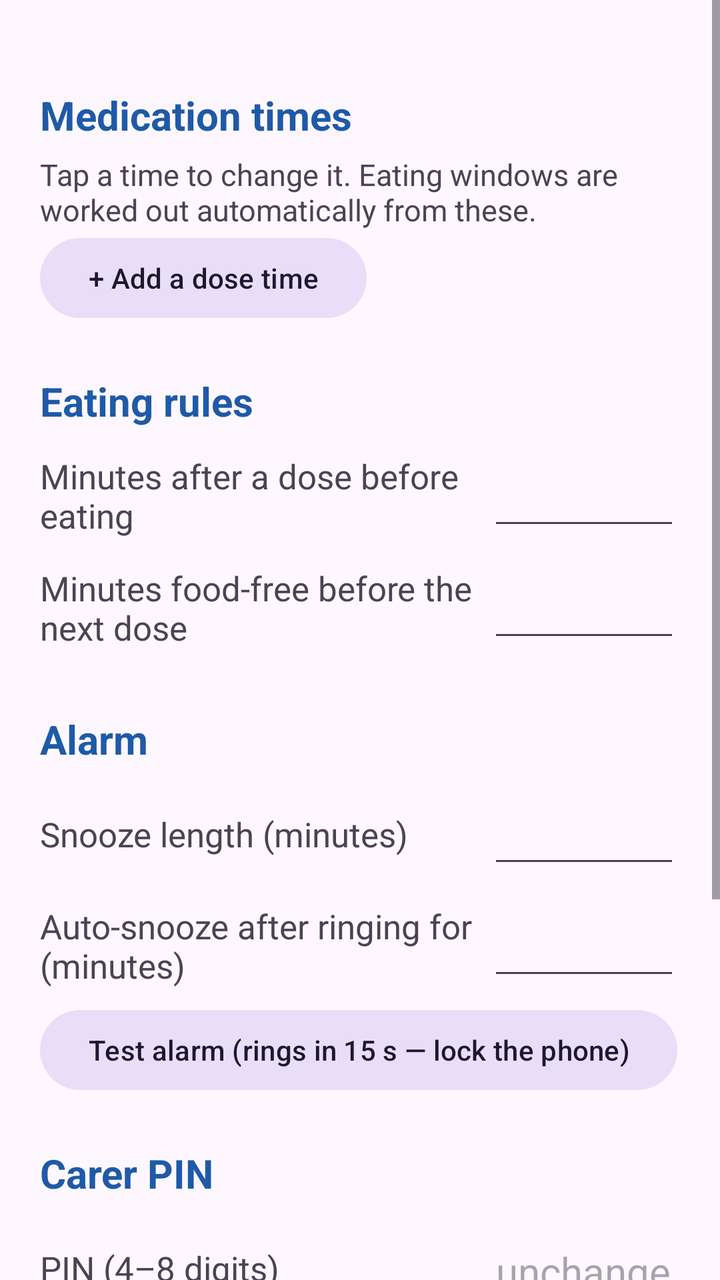
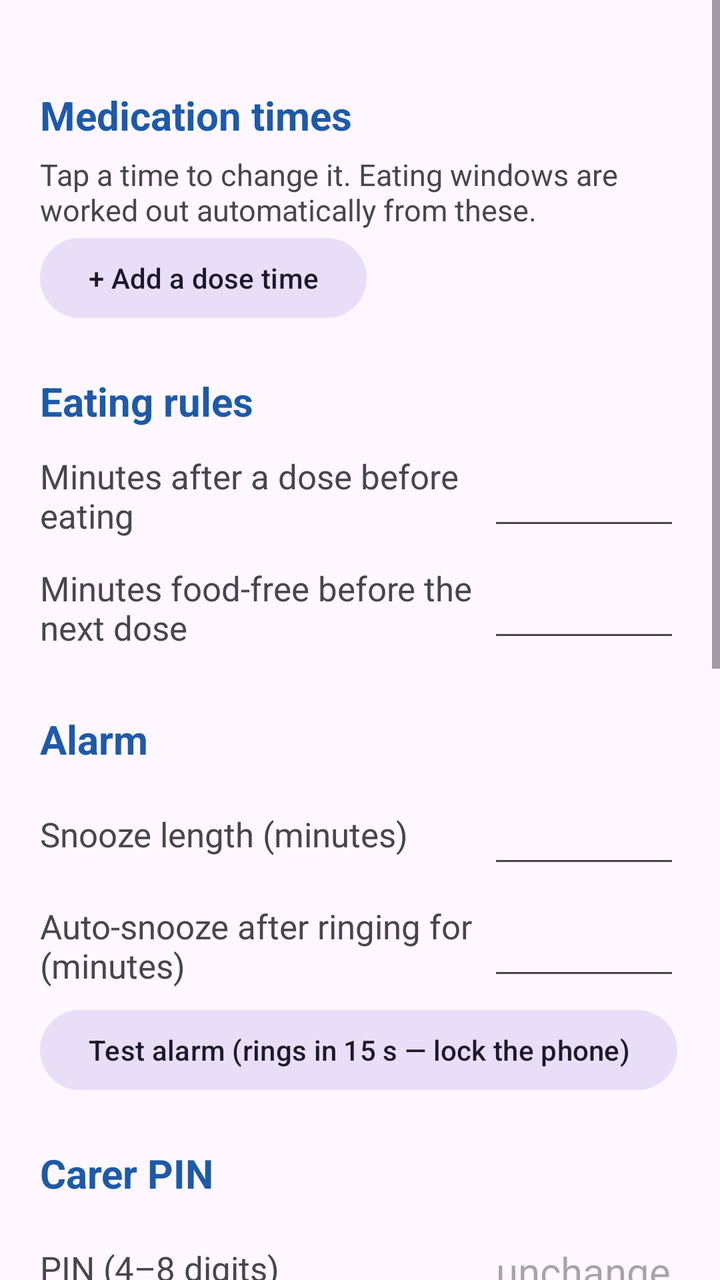

The first picture is an Android layout as it rendered before a commit; the second is the same layout after the commit. The layout source and the unified diff follow.
<!-- AndroidManifest.xml: activity theme Theme.PillGuard.WithBar -->
<!-- res/layout/activity_settings.xml -->
<?xml version="1.0" encoding="utf-8"?>
<ScrollView xmlns:android="http://schemas.android.com/apk/res/android"
    android:layout_width="match_parent"
    android:layout_height="match_parent">

    <LinearLayout
        android:layout_width="match_parent"
        android:layout_height="wrap_content"
        android:orientation="vertical"
        android:padding="20dp">

        <TextView style="@style/SettingsHeader" android:text="Medication times" />
        <TextView
            android:layout_width="match_parent"
            android:layout_height="wrap_content"
            android:textSize="15sp"
            android:text="Tap a time to change it. Eating windows are worked out automatically from these." />
        <LinearLayout
            android:id="@+id/doseTimes"
            android:layout_width="match_parent"
            android:layout_height="wrap_content"
            android:orientation="vertical" />
        <Button
            android:id="@+id/btnAddDose"
            style="@style/Widget.Material3.Button.TonalButton"
            android:layout_width="wrap_content"
            android:layout_height="wrap_content"
            android:textAllCaps="false"
            android:text="+ Add a dose time" />

        <TextView style="@style/SettingsHeader" android:text="Eating rules" />
        <LinearLayout style="@style/SettingsRow">
            <TextView style="@style/SettingsLabel" android:text="Minutes after a dose before eating" />
            <EditText android:id="@+id/eatAfter" style="@style/SettingsNumber" />
        </LinearLayout>
        <LinearLayout style="@style/SettingsRow">
            <TextView style="@style/SettingsLabel" android:text="Minutes food-free before the next dose" />
            <EditText android:id="@+id/eatBefore" style="@style/SettingsNumber" />
        </LinearLayout>

        <TextView style="@style/SettingsHeader" android:text="Alarm" />
        <LinearLayout style="@style/SettingsRow">
            <TextView style="@style/SettingsLabel" android:text="Snooze length (minutes)" />
            <EditText android:id="@+id/snooze" style="@style/SettingsNumber" />
        </LinearLayout>
        <LinearLayout style="@style/SettingsRow">
            <TextView style="@style/SettingsLabel" android:text="Auto-snooze after ringing for (minutes)" />
            <EditText android:id="@+id/ringTimeout" style="@style/SettingsNumber" />
        </LinearLayout>
        <Button
            android:id="@+id/btnTestAlarm"
            style="@style/Widget.Material3.Button.TonalButton"
            android:layout_width="wrap_content"
            android:layout_height="wrap_content"
            android:textAllCaps="false"
            android:text="Test alarm (rings in 15 s — lock the phone)" />

        <TextView style="@style/SettingsHeader" android:text="Carer PIN" />
        <LinearLayout style="@style/SettingsRow">
            <TextView style="@style/SettingsLabel" android:text="PIN (4–8 digits)" />
            <EditText
                android:id="@+id/pin"
                style="@style/SettingsNumber"
                android:inputType="numberPassword"
                android:hint="unchanged" />
        </LinearLayout>

        <TextView style="@style/SettingsHeader" android:text="QR code" />
        <TextView
            android:id="@+id/qrInfo"
            android:layout_width="match_parent"
            android:layout_height="wrap_content"
            android:textSize="15sp"
            android:text="" />
        <Button
            android:id="@+id/btnNewQr"
            style="@style/Widget.Material3.Button.TonalButton"
            android:layout_width="wrap_content"
            android:layout_height="wrap_content"
            android:textAllCaps="false"
            android:text="Generate a new QR code (old one stops working)" />

        <Button
            android:id="@+id/btnSave"
            style="@style/BigButton"
            android:layout_width="match_parent"
            android:layout_height="wrap_content"
            android:layout_marginTop="24dp"
            android:text="Save" />
    </LinearLayout>
</ScrollView>
<!-- resources referenced by this layout -->
<resources>
  <style name="BigButton" parent="Widget.Material3.Button">
          <item name="android:textSize">22sp</item>
          <item name="android:minHeight">72dp</item>
          <item name="android:layout_marginTop">12dp</item>
          <item name="android:textAllCaps">false</item>
          <item name="cornerRadius">16dp</item>
      </style>
  <style name="SettingsHeader">
          <item name="android:layout_width">match_parent</item>
          <item name="android:layout_height">wrap_content</item>
          <item name="android:layout_marginTop">24dp</item>
          <item name="android:layout_marginBottom">6dp</item>
          <item name="android:textSize">20sp</item>
          <item name="android:textStyle">bold</item>
          <item name="android:textColor">@color/brand</item>
      </style>
  <style name="SettingsLabel">
          <item name="android:layout_width">0dp</item>
          <item name="android:layout_height">wrap_content</item>
          <item name="android:layout_weight">1</item>
          <item name="android:textSize">17sp</item>
      </style>
  <style name="SettingsNumber">
          <item name="android:layout_width">96dp</item>
          <item name="android:layout_height">wrap_content</item>
          <item name="android:inputType">number</item>
          <item name="android:textSize">20sp</item>
          <item name="android:gravity">center</item>
      </style>
  <style name="SettingsRow">
          <item name="android:layout_width">match_parent</item>
          <item name="android:layout_height">wrap_content</item>
          <item name="android:orientation">horizontal</item>
          <item name="android:gravity">center_vertical</item>
          <item name="android:paddingTop">6dp</item>
          <item name="android:paddingBottom">6dp</item>
      </style>
  <style name="Theme.PillGuard.WithBar" parent="Theme.Material3.Light">
          <item name="colorPrimary">@color/brand</item>
          <item name="colorPrimaryVariant">@color/brand_dark</item>
          <item name="colorOnPrimary">@color/white</item>
          <item name="android:statusBarColor">@color/brand_dark</item>
      </style>
  <color name="brand">#1E5AA8</color>
  <color name="brand_dark">#143F78</color>
  <color name="white">#FFFFFF</color>
</resources>

<!-- the commit's change to res/layout/activity_settings.xml (unified diff, before → after) -->
@@ -80,6 +80,52 @@
             android:textAllCaps="false"
             android:text="Generate a new QR code (old one stops working)" />
 
+        <TextView style="@style/SettingsHeader" android:text="Carer alerts" />
+        <TextView
+            android:layout_width="match_parent"
+            android:layout_height="wrap_content"
+            android:textSize="15sp"
+            android:text="Sends a push notification to the carer's phone if a dose is still unconfirmed after the delay below. Install the free ntfy app on the carer's phone and subscribe to the topic shown." />
+        <LinearLayout style="@style/SettingsRow">
+            <TextView style="@style/SettingsLabel" android:text="Alerts on" />
+            <com.google.android.material.materialswitch.MaterialSwitch
+                android:id="@+id/alertsEnabled"
+                android:layout_width="wrap_content"
+                android:layout_height="wrap_content" />
+        </LinearLayout>
+        <LinearLayout style="@style/SettingsRow">
+            <TextView style="@style/SettingsLabel" android:text="Alert after (minutes past due)" />
+            <EditText android:id="@+id/alertAfter" style="@style/SettingsNumber" />
+        </LinearLayout>
+        <TextView
+            android:id="@+id/alertTopic"
+            android:layout_width="match_parent"
+            android:layout_height="wrap_content"
+            android:textSize="15sp"
+            android:textIsSelectable="true"
+            android:fontFamily="monospace"
+            android:text="" />
+        <LinearLayout
+            android:layout_width="match_parent"
+            android:layout_height="wrap_content"
+            android:orientation="horizontal">
+            <Button
+                android:id="@+id/btnShareTopic"
+                style="@style/Widget.Material3.Button.TonalButton"
+                android:layout_width="wrap_content"
+                android:layout_height="wrap_content"
+                android:textAllCaps="false"
+                android:text="Share topic link" />
+            <Button
+                android:id="@+id/btnTestAlert"
+                style="@style/Widget.Material3.Button.TonalButton"
+                android:layout_width="wrap_content"
+                android:layout_height="wrap_content"
+                android:layout_marginStart="8dp"
+                android:textAllCaps="false"
+                android:text="Send test alert" />
+        </LinearLayout>
+
         <Button
             android:id="@+id/btnSave"
             style="@style/BigButton"
